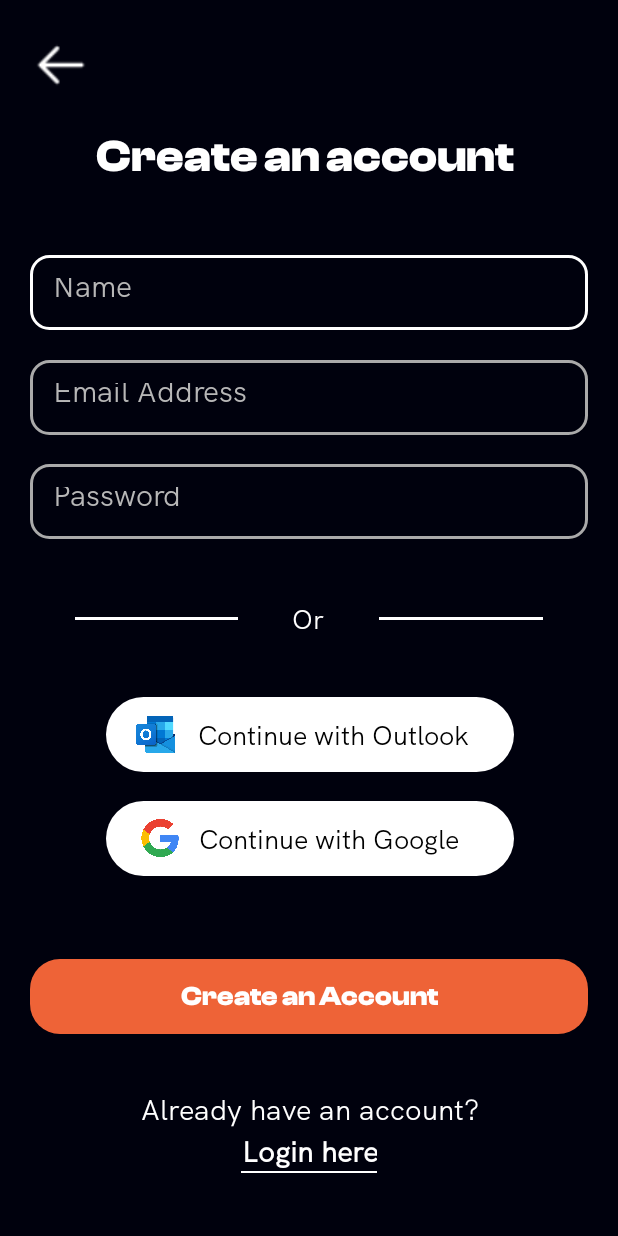
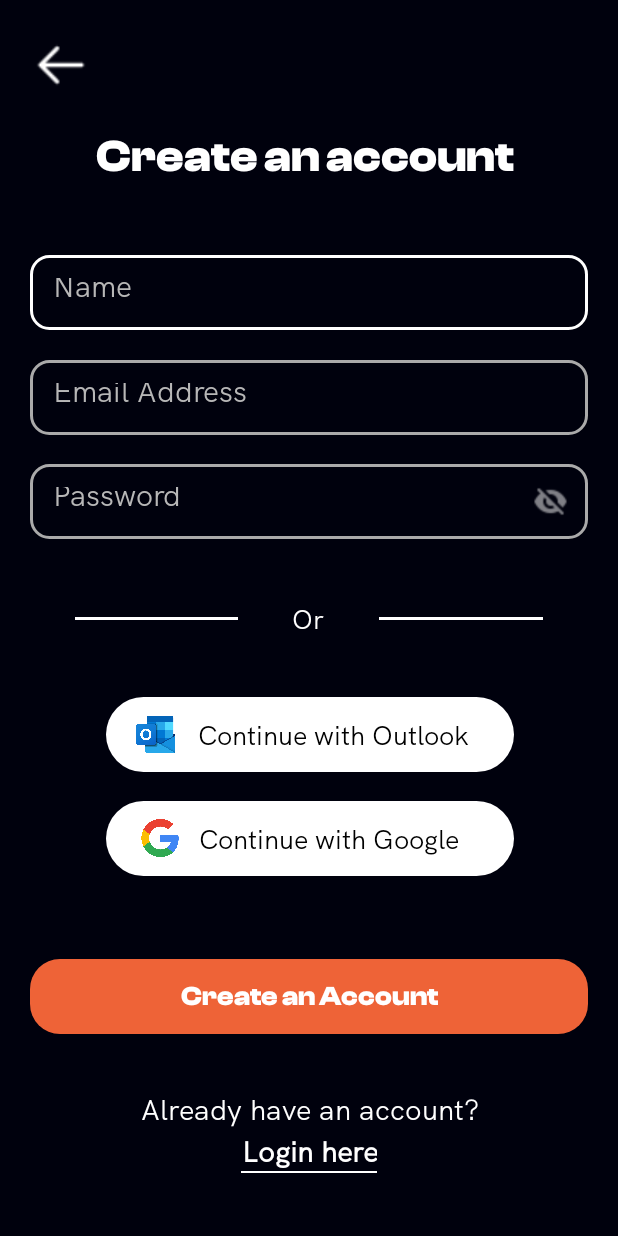
Before and after one commit to MdAyanHassan/Alcheringa, an Android app built with Jetpack Compose: the screen it shows after launch (SignUp), after a tap on "SignUp", on a phone screen of 412 x 824 dp. Run offline under Robolectric (Android 15) with nearby library versions, the phone set to English and light mode, and no system bars; our stand-ins replace Firebase (no records; nobody signed in at launch, a user with empty details on screens opened directly).

Commit message:
Hide and Show Password

```diff
--- a/app/src/main/res/layout/activity_sign_up.xml
+++ b/app/src/main/res/layout/activity_sign_up.xml
@@ -76,7 +76,7 @@
         app:layout_constraintVertical_bias="0.31" />
 
 
-    <EditText
+    <!--<EditText
         android:layout_marginStart="20dp"
         android:layout_marginEnd="20dp"
         android:id="@+id/password"
@@ -94,7 +94,45 @@
         app:layout_constraintHorizontal_bias="0.494"
         app:layout_constraintStart_toStartOf="parent"
         app:layout_constraintBottom_toBottomOf="parent"
-        app:layout_constraintVertical_bias="0.40" />
+        app:layout_constraintVertical_bias="0.40" />-->
+
+    <RelativeLayout
+        android:layout_width="match_parent"
+        android:layout_height="50dp"
+        android:layout_marginStart="20dp"
+        android:layout_marginEnd="20dp"
+        app:layout_constraintTop_toTopOf="parent"
+        app:layout_constraintEnd_toEndOf="parent"
+        app:layout_constraintHorizontal_bias="0.494"
+        app:layout_constraintStart_toStartOf="parent"
+        app:layout_constraintBottom_toBottomOf="parent"
+        app:layout_constraintVertical_bias="0.4"
+        android:fontFamily="@font/hk_grotesk">
+
+        <EditText
+            android:id="@+id/password"
+            android:layout_width="match_parent"
+            android:layout_height="50dp"
+            android:background="@drawable/custom_edit_text"
+            android:hint="Password"
+            android:textSize="20sp"
+            android:fontFamily="@font/hk_grotesk"
+            android:padding="15dp"
+            android:textColorHint="#B7B7B7"
+            android:inputType="textPassword" />
+
+        <ImageView
+            android:id="@+id/show_pass_btn"
+            android:layout_width="34dp"
+            android:layout_height="34dp"
+            android:layout_alignParentRight="true"
+            android:layout_centerVertical="true"
+            android:layout_marginRight="8dp"
+            android:alpha=".5"
+            android:onClick="ShowHidePass"
+            android:padding="5dp"
+            android:src="@drawable/hide" />
+    </RelativeLayout>
 
     <LinearLayout
         android:layout_width="match_parent"
```
Also changed, not shown: app/src/main/java/com/example/alcheringa2022/Login.java (+24 -1 lines), app/src/main/java/com/example/alcheringa2022/SignUp.java (+24 -0 lines), app/src/main/res/layout/activity_login.xml (+28 -17 lines), app/src/main/res/drawable/hide.png (added), app/src/main/res/drawable/show.png (added).
